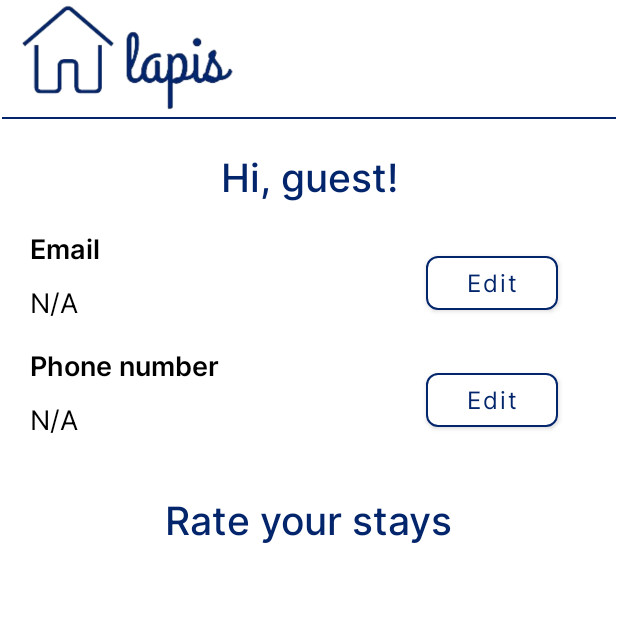
After one commit to katerinamant/lapis, an Android app: the UserPageActivity screen opened directly, with no data from a screen before it, on a phone screen of 412 x 824 dp, the top half of it. The commit adds this screen. Run offline under Robolectric (Android 15) with nearby library versions, the phone set to English and light mode, and no system bars.

Commit message:
Add UserPageActivity with functional header + intent from HomePageActivity

```diff
--- a/app/src/main/AndroidManifest.xml
+++ b/app/src/main/AndroidManifest.xml
@@ -12,6 +12,9 @@
         android:supportsRtl="true"
         android:theme="@style/Theme.Lapis"
         tools:targetApi="31">
+        <activity
+            android:name=".UserPage.UserPageActivity"
+            android:exported="false" />
         <activity
             android:name=".RentalPage.RentalPageActivity"
             android:exported="true" />
--- a/app/src/main/java/com/example/lapis/HomePage/HomePageActivity.java
+++ b/app/src/main/java/com/example/lapis/HomePage/HomePageActivity.java
@@ -1,10 +1,13 @@
 package com.example.lapis.HomePage;
 
+import android.content.Intent;
 import android.os.Bundle;
+import android.widget.ImageView;
 
 import androidx.appcompat.app.AppCompatActivity;
 
 import com.example.lapis.R;
+import com.example.lapis.UserPage.UserPageActivity;
 
 public class HomePageActivity extends AppCompatActivity {
 
@@ -12,5 +15,14 @@ public class HomePageActivity extends AppCompatActivity {
     protected void onCreate(Bundle savedInstanceState) {
         super.onCreate(savedInstanceState);
         setContentView(R.layout.activity_home_page);
+
+        // User button
+        ImageView headerLogo = findViewById(R.id.header_user);
+        headerLogo.setOnClickListener(view -> goToUserPage());
+    }
+
+    private void goToUserPage() {
+        Intent intent = new Intent(HomePageActivity.this, UserPageActivity.class);
+        startActivity(intent);
     }
 }
--- /dev/null
+++ b/app/src/main/java/com/example/lapis/UserPage/UserPageActivity.java
@@ -0,0 +1,28 @@
+package com.example.lapis.UserPage;
+
+import androidx.appcompat.app.AppCompatActivity;
+
+import android.content.Intent;
+import android.os.Bundle;
+import android.widget.ImageView;
+
+import com.example.lapis.HomePage.HomePageActivity;
+import com.example.lapis.R;
+
+public class UserPageActivity extends AppCompatActivity {
+
+    @Override
+    protected void onCreate(Bundle savedInstanceState) {
+        super.onCreate(savedInstanceState);
+        setContentView(R.layout.activity_user_page);
+
+        // Home button
+        ImageView headerLogo = findViewById(R.id.userpage_header_logo);
+        headerLogo.setOnClickListener(view -> goToHomepage());
+    }
+
+    private void goToHomepage() {
+        Intent intent = new Intent(UserPageActivity.this, HomePageActivity.class);
+        startActivity(intent);
+    }
+}
--- /dev/null
+++ b/app/src/main/res/layout/activity_user_page.xml
@@ -0,0 +1,158 @@
+<?xml version="1.0" encoding="utf-8"?>
+<androidx.constraintlayout.widget.ConstraintLayout xmlns:android="http://schemas.android.com/apk/res/android"
+    xmlns:app="http://schemas.android.com/apk/res-auto"
+    xmlns:tools="http://schemas.android.com/tools"
+    android:layout_width="match_parent"
+    android:layout_height="match_parent"
+    android:background="@color/white"
+    tools:context=".UserPage.UserPageActivity">
+
+    <View
+        android:id="@+id/divider5"
+        android:layout_width="409dp"
+        android:layout_height="1dp"
+        android:layout_marginTop="78dp"
+        android:background="@color/royal_blue"
+        android:backgroundTint="@color/royal_blue"
+        app:layout_constraintEnd_toEndOf="parent"
+        app:layout_constraintStart_toStartOf="parent"
+        app:layout_constraintTop_toTopOf="parent" />
+
+    <ImageView
+        android:id="@+id/userpage_header_logo"
+        android:layout_width="151dp"
+        android:layout_height="78dp"
+        android:layout_marginStart="10dp"
+        android:contentDescription="@string/blue_logo_desc"
+        app:layout_constraintStart_toStartOf="parent"
+        app:layout_constraintTop_toTopOf="parent"
+        app:srcCompat="@drawable/lapis_logo_blue_cropped" />
+
+    <TextView
+        android:id="@+id/user_title"
+        android:layout_width="0dp"
+        android:layout_height="wrap_content"
+        android:layout_marginTop="20dp"
+        android:ellipsize="end"
+        android:fontFamily="@font/inter_medium"
+        android:maxLines="2"
+        android:text="@string/user_title"
+        android:textAlignment="center"
+        android:textAllCaps="false"
+        android:textColor="@color/royal_blue"
+        android:textSize="26sp"
+        app:layout_constraintEnd_toEndOf="parent"
+        app:layout_constraintStart_toStartOf="parent"
+        app:layout_constraintTop_toBottomOf="@+id/divider5" />
+
+    <TextView
+        android:id="@+id/user_email_title"
+        android:layout_width="wrap_content"
+        android:layout_height="wrap_content"
+        android:layout_marginStart="20dp"
+        android:layout_marginTop="16dp"
+        android:fontFamily="@font/inter_semibold"
+        android:text="@string/email"
+        android:textColor="@color/black"
+        android:textSize="18sp"
+        app:layout_constraintStart_toStartOf="parent"
+        app:layout_constraintTop_toBottomOf="@+id/user_title" />
+
+    <TextView
+        android:id="@+id/user_email"
+        android:layout_width="0dp"
+        android:layout_height="wrap_content"
+        android:layout_marginStart="20dp"
+        android:layout_marginTop="10dp"
+        android:ellipsize="end"
+        android:fontFamily="@font/inter_regular"
+        android:maxLines="2"
+        android:text="@string/na"
+        android:textAlignment="viewStart"
+        android:textAllCaps="false"
+        android:textColor="@color/black"
+        android:textSize="18sp"
+        app:layout_constraintEnd_toStartOf="@+id/btn_edit_email"
+        app:layout_constraintStart_toStartOf="parent"
+        app:layout_constraintTop_toBottomOf="@+id/user_email_title" />
+
+    <Button
+        android:id="@+id/btn_edit_email"
+        android:layout_width="wrap_content"
+        android:layout_height="wrap_content"
+        android:layout_marginTop="28dp"
+        android:layout_marginEnd="40dp"
+        android:backgroundTint="@color/white"
+        android:fontFamily="@font/inter_regular"
+        android:text="@string/edit"
+        android:textAllCaps="false"
+        android:textColor="@color/royal_blue"
+        android:textSize="16sp"
+        app:cornerRadius="8dp"
+        app:layout_constraintEnd_toEndOf="parent"
+        app:layout_constraintTop_toBottomOf="@+id/user_title"
+        app:strokeColor="@color/royal_blue"
+        app:strokeWidth="1dp" />
+
+    <TextView
+        android:id="@+id/user_phone_number_title"
+        android:layout_width="wrap_content"
+        android:layout_height="wrap_content"
+        android:layout_marginStart="20dp"
+        android:layout_marginTop="16dp"
+        android:fontFamily="@font/inter_semibold"
+        android:text="@string/phone_number"
+        android:textColor="@color/black"
+        android:textSize="18sp"
+        app:layout_constraintStart_toStartOf="parent"
+        app:layout_constraintTop_toBottomOf="@+id/user_email" />
+
+    <TextView
+        android:id="@+id/user_phone_number"
+        android:layout_width="0dp"
+        android:layout_height="wrap_content"
+        android:layout_marginStart="20dp"
+        android:layout_marginTop="10dp"
+        android:ellipsize="end"
+        android:fontFamily="@font/inter_regular"
+        android:maxLines="2"
+        android:text="@string/na"
+        android:textAlignment="viewStart"
+        android:textAllCaps="false"
+        android:textColor="@color/black"
+        android:textSize="18sp"
+        app:layout_constraintStart_toStartOf="parent"
+        app:layout_constraintTop_toBottomOf="@+id/user_phone_number_title" />
+
+    <Button
+        android:id="@+id/btn_edit_phone_number"
+        android:layout_width="wrap_content"
+        android:layout_height="wrap_content"
+        android:layout_marginTop="28dp"
+        android:layout_marginEnd="40dp"
+        android:backgroundTint="@color/white"
+        android:fontFamily="@font/inter_regular"
+        android:text="@string/edit"
+        android:textAllCaps="false"
+        android:textColor="@color/royal_blue"
+        android:textSize="16sp"
+        app:cornerRadius="8dp"
+        app:layout_constraintEnd_toEndOf="parent"
+        app:layout_constraintTop_toBottomOf="@+id/user_email"
+        app:strokeColor="@color/royal_blue"
+        app:strokeWidth="1dp" />
+
+    <TextView
+        android:id="@+id/textView9"
+        android:layout_width="wrap_content"
+        android:layout_height="wrap_content"
+        android:layout_marginTop="35dp"
+        android:fontFamily="@font/inter_medium"
+        android:text="@string/rate_your_stays"
+        android:textColor="@color/royal_blue"
+        android:textSize="26sp"
+        app:layout_constraintEnd_toEndOf="parent"
+        app:layout_constraintStart_toStartOf="parent"
+        app:layout_constraintTop_toBottomOf="@+id/user_phone_number" />
+
+</androidx.constraintlayout.widget.ConstraintLayout>
--- a/app/src/main/res/values/strings.xml
+++ b/app/src/main/res/values/strings.xml
@@ -30,4 +30,10 @@
     <string name="nightly_rate">Nightly Rate</string>
     <string name="euro_symbol">€</string>
     <string name="check_availability">Check availability</string>
+
+    <!-- User Page -->
+    <string name="user_title">Hi, guest!</string>
+    <string name="edit">Edit</string>
+    <string name="phone_number">Phone number</string>
+    <string name="rate_your_stays">Rate your stays</string>
 </resources>
```
